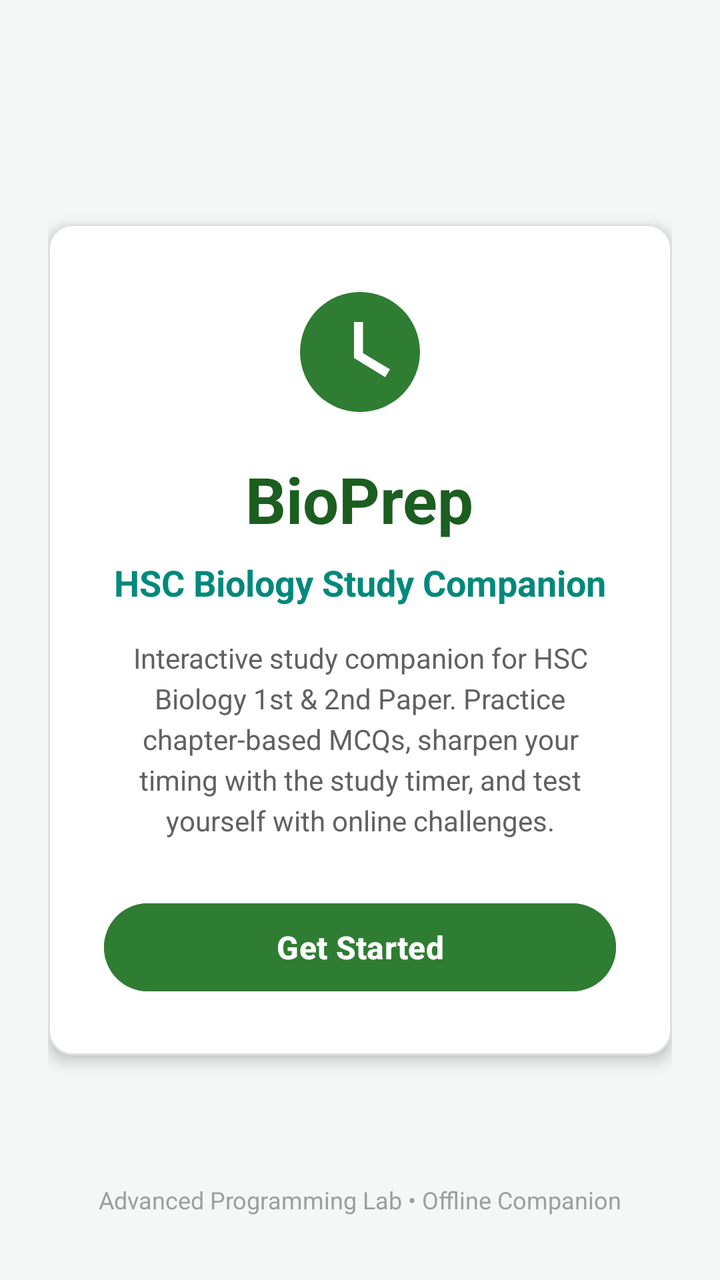
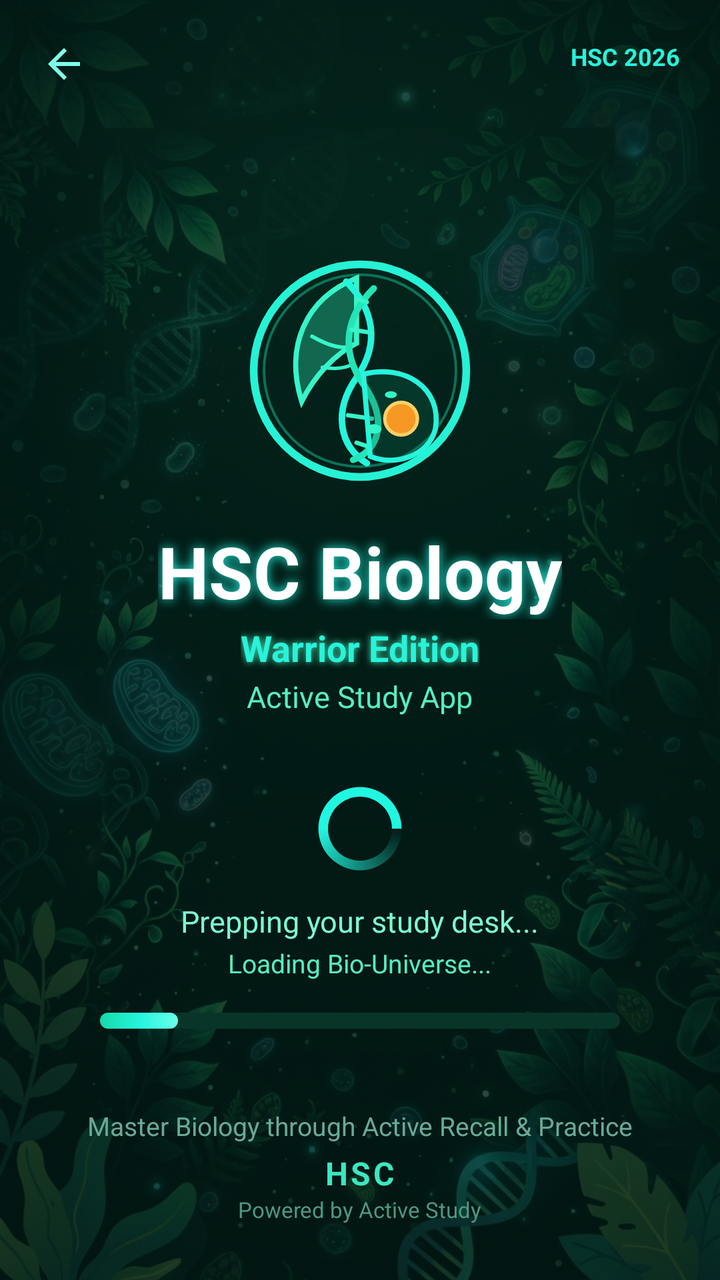

Before-and-after screenshots of an Android layout around one commit, followed by the original layout XML and the change that was made.
<!-- AndroidManifest.xml: application theme Theme.BioPrepAcademicStudyGuide -->
<!-- res/layout/activity_welcome.xml -->
<?xml version="1.0" encoding="utf-8"?>
<RelativeLayout xmlns:android="http://schemas.android.com/apk/res/android"
    android:id="@+id/layoutWelcomeRoot"
    android:layout_width="match_parent"
    android:layout_height="match_parent"
    android:background="@color/background_light"
    android:padding="24dp">

    
    <LinearLayout
        android:id="@+id/layoutWelcomeCenter"
        android:layout_width="match_parent"
        android:layout_height="wrap_content"
        android:layout_centerInParent="true"
        android:background="@drawable/bg_card"
        android:elevation="4dp"
        android:gravity="center_horizontal"
        android:orientation="vertical"
        android:padding="28dp">

        
        <ImageView
            android:id="@+id/imgWelcomeIcon"
            android:layout_width="72dp"
            android:layout_height="72dp"
            android:contentDescription="@string/app_name"
            android:src="@drawable/ic_notification"
            android:tint="@color/primary_green" />

        
        <TextView
            android:id="@+id/tvWelcomeTitle"
            android:layout_width="wrap_content"
            android:layout_height="wrap_content"
            android:layout_marginTop="16dp"
            android:text="@string/app_name"
            android:textColor="@color/primary_green_dark"
            android:textSize="32sp"
            android:textStyle="bold" />

        
        <TextView
            android:id="@+id/tvWelcomeSubtitle"
            android:layout_width="wrap_content"
            android:layout_height="wrap_content"
            android:layout_marginTop="8dp"
            android:gravity="center"
            android:text="@string/app_subtitle"
            android:textColor="@color/accent_teal"
            android:textSize="18sp"
            android:textStyle="bold" />

        
        <TextView
            android:id="@+id/tvWelcomeDesc"
            android:layout_width="wrap_content"
            android:layout_height="wrap_content"
            android:layout_marginTop="16dp"
            android:gravity="center"
            android:lineSpacingExtra="4dp"
            android:text="@string/welcome_desc"
            android:textColor="@color/text_secondary"
            android:textSize="14sp" />

        
        <Button
            android:id="@+id/btnGetStarted"
            android:layout_width="match_parent"
            android:layout_height="52dp"
            android:layout_marginTop="28dp"
            android:backgroundTint="@color/primary_green"
            android:elevation="2dp"
            android:text="@string/btn_get_started"
            android:textAllCaps="false"
            android:textColor="@color/white"
            android:textSize="16sp"
            android:textStyle="bold" />

    </LinearLayout>

    
    <TextView
        android:id="@+id/tvWelcomeFooter"
        android:layout_width="wrap_content"
        android:layout_height="wrap_content"
        android:layout_alignParentBottom="true"
        android:layout_centerHorizontal="true"
        android:layout_marginBottom="8dp"
        android:text="Advanced Programming Lab • Offline Companion"
        android:textColor="@color/text_muted"
        android:textSize="12sp" />

</RelativeLayout>
<!-- resources referenced by this layout -->
<resources>
  <color name="accent_teal">#00897B</color>
  <color name="background_light">#F5F7F6</color>
  <color name="primary_green">#2E7D32</color>
  <color name="primary_green_dark">#1B5E20</color>
  <color name="text_muted">#9E9E9E</color>
  <color name="text_secondary">#616161</color>
  <color name="white">#FFFFFFFF</color>
  <!-- drawable bg_card (drawable) -->
  <?xml version="1.0" encoding="utf-8"?>
  <shape xmlns:android="http://schemas.android.com/apk/res/android"
      android:shape="rectangle">
      <solid android:color="@color/card_background" />
      <corners android:radius="12dp" />
      <stroke android:width="1dp" android:color="@color/divider_color" />
  </shape>
  <!-- drawable ic_notification (drawable) -->
  <vector xmlns:android="http://schemas.android.com/apk/res/android"
      android:width="24dp"
      android:height="24dp"
      android:viewportWidth="24"
      android:viewportHeight="24">
    <path
        android:fillColor="#FFFFFFFF"
        android:pathData="M12,2A10,10 0 0,0 2,12A10,10 0 0,0 12,22A10,10 0 0,0 22,12A10,10 0 0,0 12,2M16.2,16.2L11,13V7H12.5V12.2L17,14.9L16.2,16.2Z"/>
  </vector>
  <string name="app_name">BioPrep</string>
  <string name="app_subtitle">HSC Biology Study Companion</string>
  <string name="btn_get_started">Get Started</string>
  <string name="welcome_desc">Interactive study companion for HSC Biology 1st &amp; 2nd Paper. Practice chapter-based MCQs, sharpen your timing with the study timer, and test yourself with online challenges.</string>
  <style name="Theme.BioPrepAcademicStudyGuide" parent="Base.Theme.BioPrepAcademicStudyGuide" />
  <color name="card_background">#FFFFFF</color>
  <color name="divider_color">#E0E0E0</color>
  <style name="Base.Theme.BioPrepAcademicStudyGuide" parent="Theme.Material3.DayNight.NoActionBar">
          
          
      </style>
</resources>

<!-- the commit's change to res/layout/activity_welcome.xml (unified diff, before → after) -->
@@ -1,41 +1,92 @@
 <?xml version="1.0" encoding="utf-8"?>
 <RelativeLayout xmlns:android="http://schemas.android.com/apk/res/android"
+    xmlns:tools="http://schemas.android.com/tools"
     android:id="@+id/layoutWelcomeRoot"
     android:layout_width="match_parent"
     android:layout_height="match_parent"
-    android:background="@color/background_light"
-    android:padding="24dp">
+    android:background="#031510">
+
+    
+    <ImageView
+        android:id="@+id/ivWelcomeBackground"
+        android:layout_width="match_parent"
+        android:layout_height="match_parent"
+        android:alpha="0.45"
+        android:importantForAccessibility="no"
+        android:scaleType="centerCrop"
+        android:src="@drawable/bg_stitch_biology" />
+
+    
+    <View
+        android:layout_width="match_parent"
+        android:layout_height="match_parent"
+        android:background="#80001713" />
+
+    
+    <ImageButton
+        android:id="@+id/btnWelcomeBack"
+        android:layout_width="32dp"
+        android:layout_height="32dp"
+        android:layout_alignParentStart="true"
+        android:layout_alignParentLeft="true"
+        android:layout_alignParentTop="true"
+        android:layout_marginStart="16dp"
+        android:layout_marginLeft="16dp"
+        android:layout_marginTop="16dp"
+        android:background="?attr/selectableItemBackgroundBorderless"
+        android:contentDescription="Exit"
+        android:src="@drawable/ic_arrow_back"
+        android:tint="#7DFFE9" />
+
+    
+    <TextView
+        android:id="@+id/tvWelcomeBadgeRight"
+        android:layout_width="wrap_content"
+        android:layout_height="wrap_content"
+        android:layout_alignParentEnd="true"
+        android:layout_alignParentRight="true"
+        android:layout_alignParentTop="true"
+        android:layout_marginTop="20dp"
+        android:layout_marginEnd="20dp"
+        android:layout_marginRight="20dp"
+        android:text="HSC 2026"
+        android:textColor="#25F4DB"
+        android:textSize="12sp"
+        android:textStyle="bold" />
 
     
     <LinearLayout
-        android:id="@+id/layoutWelcomeCenter"
+        android:id="@+id/layoutCenterBranding"
         android:layout_width="match_parent"
         android:layout_height="wrap_content"
-        android:layout_centerInParent="true"
-        android:background="@drawable/bg_card"
-        android:elevation="4dp"
+        android:layout_centerHorizontal="true"
+        android:layout_centerVertical="true"
         android:gravity="center_horizontal"
         android:orientation="vertical"
-        android:padding="28dp">
+        android:paddingStart="24dp"
+        android:paddingEnd="24dp">
 
         
         <ImageView
-            android:id="@+id/imgWelcomeIcon"
-            android:layout_width="72dp"
-            android:layout_height="72dp"
-            android:contentDescription="@string/app_name"
-            android:src="@drawable/ic_notification"
-            android:tint="@color/primary_green" />
+            android:id="@+id/imgWelcomeLogo"
+            android:layout_width="120dp"
+            android:layout_height="120dp"
+            android:layout_marginBottom="16dp"
+            android:contentDescription="HSC Biology Emblem"
+            android:src="@drawable/ic_bio_emblem" />
 
         
         <TextView
             android:id="@+id/tvWelcomeTitle"
             android:layout_width="wrap_content"
             android:layout_height="wrap_content"
-            android:layout_marginTop="16dp"
-            android:text="@string/app_name"
-            android:textColor="@color/primary_green_dark"
-            android:textSize="32sp"
+            android:shadowColor="#22F3E0"
+            android:shadowDx="0"
+            android:shadowDy="0"
+            android:shadowRadius="14"
+            android:text="HSC Biology"
+            android:textColor="#FFFFFF"
+            android:textSize="36sp"
             android:textStyle="bold" />
 
         
@@ -43,51 +94,106 @@
             android:id="@+id/tvWelcomeSubtitle"
             android:layout_width="wrap_content"
             android:layout_height="wrap_content"
-            android:layout_marginTop="8dp"
-            android:gravity="center"
-            android:text="@string/app_subtitle"
-            android:textColor="@color/accent_teal"
+            android:layout_marginTop="2dp"
+            android:shadowColor="#4EEDB8"
+            android:shadowDx="0"
+            android:shadowDy="0"
+            android:shadowRadius="8"
+            android:text="Warrior Edition"
+            android:textColor="#25F4DB"
             android:textSize="18sp"
             android:textStyle="bold" />
 
+        <TextView
+            android:id="@+id/tvWelcomeTagline"
+            android:layout_width="wrap_content"
+            android:layout_height="wrap_content"
+            android:layout_marginTop="2dp"
+            android:text="Active Study App"
+            android:textColor="#55EDC2"
+            android:textSize="15sp" />
+
+        
+        <ProgressBar
+            android:id="@+id/spinnerWelcome"
+            android:layout_width="48dp"
+            android:layout_height="48dp"
+            android:layout_marginTop="32dp"
+            android:layout_marginBottom="12dp"
+            android:indeterminate="true"
+            android:indeterminateDrawable="@drawable/spinner_neon_ring" />
+
         
         <TextView
-            android:id="@+id/tvWelcomeDesc"
+            android:id="@+id/tvLoadingStatus"
             android:layout_width="wrap_content"
             android:layout_height="wrap_content"
-            android:layout_marginTop="16dp"
-            android:gravity="center"
-            android:lineSpacingExtra="4dp"
-            android:text="@string/welcome_desc"
-            android:textColor="@color/text_secondary"
-            android:textSize="14sp" />
+            android:text="Prepping your study desk..."
+            android:textColor="#7CFBD4"
+            android:textSize="15sp"
+            android:textStyle="normal" />
+
+        <TextView
+            android:id="@+id/tvLoadingSubStatus"
+            android:layout_width="wrap_content"
+            android:layout_height="wrap_content"
+            android:layout_marginTop="2dp"
+            android:layout_marginBottom="16dp"
+            android:text="Loading Bio-Universe..."
+            android:textColor="#55EDC2"
+            android:textSize="13sp" />
 
         
-        <Button
-            android:id="@+id/btnGetStarted"
-            android:layout_width="match_parent"
-            android:layout_height="52dp"
-            android:layout_marginTop="28dp"
-            android:backgroundTint="@color/primary_green"
-            android:elevation="2dp"
-            android:text="@string/btn_get_started"
-            android:textAllCaps="false"
-            android:textColor="@color/white"
-            android:textSize="16sp"
-            android:textStyle="bold" />
+        <ProgressBar
+            android:id="@+id/pbWelcomeAutoProgress"
+            style="?android:attr/progressBarStyleHorizontal"
+            android:layout_width="260dp"
+            android:layout_height="8dp"
+            android:max="100"
+            android:progress="15"
+            android:progressDrawable="@drawable/progress_bar_cyan" />
 
     </LinearLayout>
 
     
-    <TextView
-        android:id="@+id/tvWelcomeFooter"
+    <LinearLayout
+        android:id="@+id/layoutWelcomeFooter"
         android:layout_width="wrap_content"
         android:layout_height="wrap_content"
         android:layout_alignParentBottom="true"
         android:layout_centerHorizontal="true"
-        android:layout_marginBottom="8dp"
-        android:text="Advanced Programming Lab • Offline Companion"
-        android:textColor="@color/text_muted"
-        android:textSize="12sp" />
+        android:layout_marginBottom="28dp"
+        android:gravity="center_horizontal"
+        android:orientation="vertical">
+
+        
+        <TextView
+            android:id="@+id/tvFooterSlogan"
+            android:layout_width="wrap_content"
+            android:layout_height="wrap_content"
+            android:layout_marginBottom="4dp"
+            android:text="Master Biology through Active Recall &amp; Practice"
+            android:textColor="#69A997"
+            android:textSize="13sp" />
+
+        
+        <TextView
+            android:id="@+id/tvFooterBrand"
+            android:layout_width="wrap_content"
+            android:layout_height="wrap_content"
+            android:letterSpacing="0.08"
+            android:text="HSC"
+            android:textColor="#3BE7C0"
+            android:textSize="16sp"
+            android:textStyle="bold" />
+
+        <TextView
+            android:id="@+id/tvFooterPowered"
+            android:layout_width="wrap_content"
+            android:layout_height="wrap_content"
+            android:text="Powered by Active Study"
+            android:textColor="#4D9782"
+            android:textSize="11sp" />
+    </LinearLayout>
 
 </RelativeLayout>
<!-- resource entries referenced after the edit -->
@@ -1,37 +1,58 @@
 <!-- resources referenced by this layout -->
 <resources>
-  <color name="accent_teal">#00897B</color>
-  <color name="background_light">#F5F7F6</color>
-  <color name="primary_green">#2E7D32</color>
-  <color name="primary_green_dark">#1B5E20</color>
-  <color name="text_muted">#9E9E9E</color>
-  <color name="text_secondary">#616161</color>
-  <color name="white">#FFFFFFFF</color>
-  <!-- drawable bg_card (drawable) -->
-  <?xml version="1.0" encoding="utf-8"?>
-  <shape xmlns:android="http://schemas.android.com/apk/res/android"
-      android:shape="rectangle">
-      <solid android:color="@color/card_background" />
-      <corners android:radius="12dp" />
-      <stroke android:width="1dp" android:color="@color/divider_color" />
-  </shape>
-  <!-- drawable ic_notification (drawable) -->
+  <!-- drawable bg_stitch_biology: jpg bitmap (drawable, 133658 bytes) -->
+  <!-- drawable ic_arrow_back (drawable) -->
   <vector xmlns:android="http://schemas.android.com/apk/res/android"
       android:width="24dp"
       android:height="24dp"
       android:viewportWidth="24"
-      android:viewportHeight="24">
-    <path
-        android:fillColor="#FFFFFFFF"
-        android:pathData="M12,2A10,10 0 0,0 2,12A10,10 0 0,0 12,22A10,10 0 0,0 22,12A10,10 0 0,0 12,2M16.2,16.2L11,13V7H12.5V12.2L17,14.9L16.2,16.2Z"/>
+      android:viewportHeight="24"
+      android:tint="?attr/colorControlNormal">
+      <path
+          android:fillColor="@android:color/white"
+          android:pathData="M20,11H7.83l5.59,-5.59L12,4l-8,8 8,8 1.41,-1.41L7.83,13H20v-2z" />
   </vector>
-  <string name="app_name">BioPrep</string>
-  <string name="app_subtitle">HSC Biology Study Companion</string>
-  <string name="btn_get_started">Get Started</string>
-  <string name="welcome_desc">Interactive study companion for HSC Biology 1st &amp; 2nd Paper. Practice chapter-based MCQs, sharpen your timing with the study timer, and test yourself with online challenges.</string>
+  <!-- drawable ic_bio_emblem: vector/xml drawable (drawable, 2415 chars, omitted) -->
+  <!-- drawable progress_bar_cyan (drawable) -->
+  <layer-list xmlns:android="http://schemas.android.com/apk/res/android">
+      <item android:id="@android:id/background">
+          <shape>
+              <corners android:radius="999dp" />
+              <solid android:color="#093529" />
+          </shape>
+      </item>
+      <item android:id="@android:id/progress">
+          <scale android:scaleWidth="100%">
+              <shape>
+                  <corners android:radius="999dp" />
+                  <gradient
+                      android:angle="0"
+                      android:endColor="#6AFFEA"
+                      android:centerColor="#24F4DD"
+                      android:startColor="#17D9A8" />
+              </shape>
+          </scale>
+      </item>
+  </layer-list>
+  <!-- drawable spinner_neon_ring (drawable) -->
+  <rotate xmlns:android="http://schemas.android.com/apk/res/android"
+      android:fromDegrees="0"
+      android:pivotX="50%"
+      android:pivotY="50%"
+      android:toDegrees="1080">
+      <shape
+          android:innerRadiusRatio="3"
+          android:shape="ring"
+          android:thicknessRatio="10"
+          android:useLevel="false">
+          <gradient
+              android:centerColor="#21F6E0"
+              android:endColor="#21F6E0"
+              android:startColor="#0021F6E0"
+              android:type="sweep" />
+      </shape>
+  </rotate>
   <style name="Theme.BioPrepAcademicStudyGuide" parent="Base.Theme.BioPrepAcademicStudyGuide" />
-  <color name="card_background">#FFFFFF</color>
-  <color name="divider_color">#E0E0E0</color>
   <style name="Base.Theme.BioPrepAcademicStudyGuide" parent="Theme.Material3.DayNight.NoActionBar">
           
           
